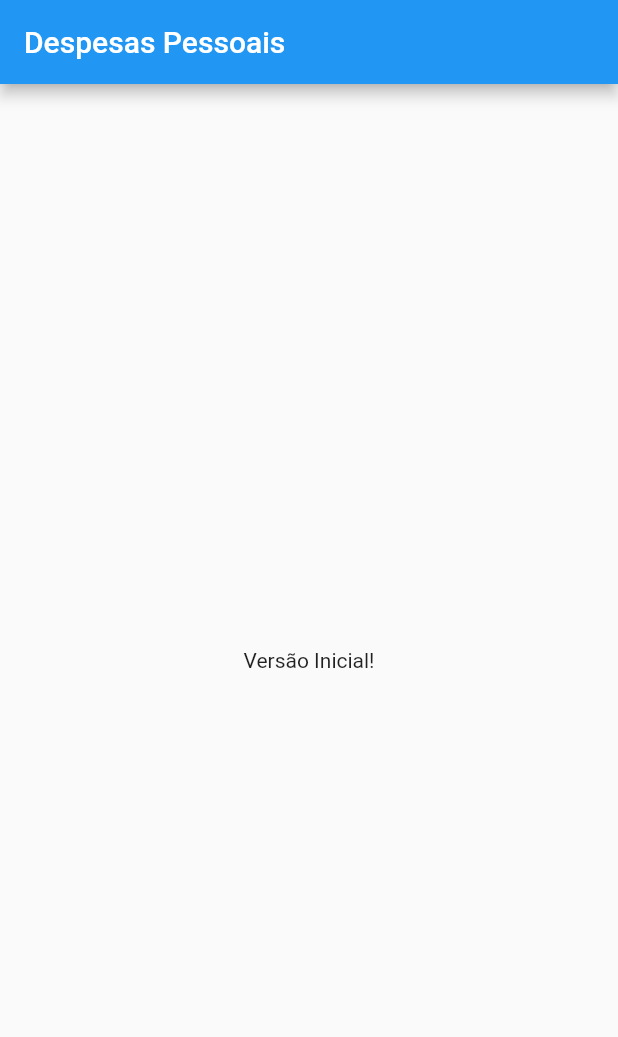
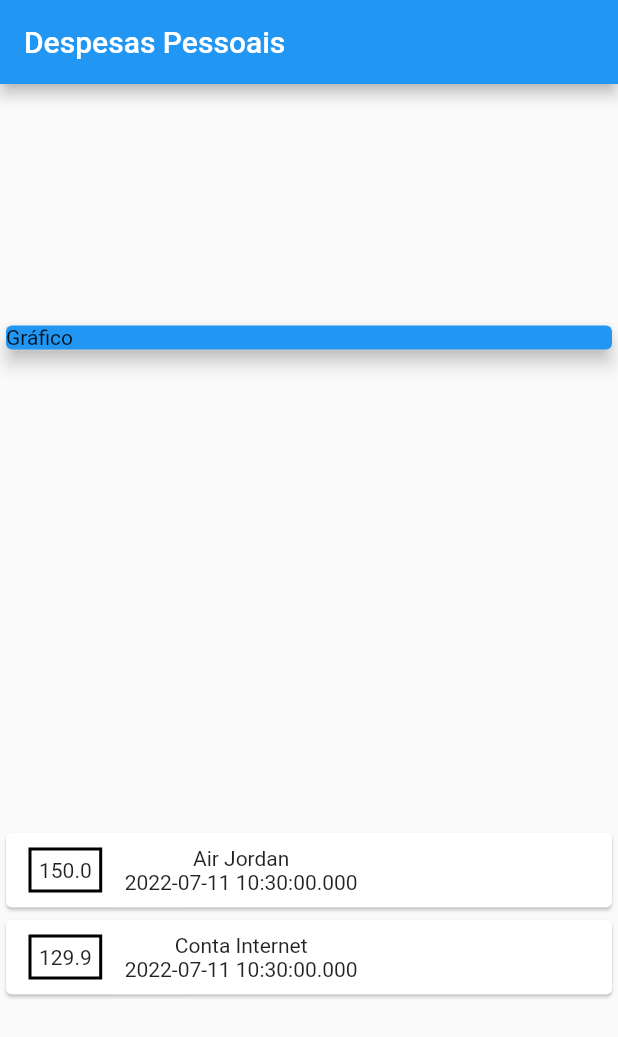
Before and after one commit to JoaoVGStahl/expenses, a Flutter app: the screen it shows after launch, on a phone screen of 412 x 824 dp. Shown: the top 1037 px of the screen. Run offline on Flutter 3.47's test engine with Material 2 defaults, Android fonts, the phone set to English and light mode, and no system bars.

Commit message:
Novos Cards Despesas

```diff
--- a/analysis_options.yaml
+++ b/analysis_options.yaml
@@ -22,6 +22,9 @@ linter:
   # `// ignore_for_file: name_of_lint` syntax on the line or in the file
   # producing the lint.
   rules:
+    prefer_const_constructors : false
+    avoid_unnecessary_containers : false
+    use_key_in_widget_constructors : false
     # avoid_print: false  # Uncomment to disable the `avoid_print` rule
     # prefer_single_quotes: true  # Uncomment to enable the `prefer_single_quotes` rule
 
--- a/lib/main.dart
+++ b/lib/main.dart
@@ -1,3 +1,4 @@
+import 'models/transaction.dart';
 import 'package:flutter/material.dart';
 
 main() => runApp(ExpensesApp());
@@ -5,12 +6,25 @@ main() => runApp(ExpensesApp());
 class ExpensesApp extends StatelessWidget {
   @override
   Widget build(BuildContext context) {
-    return const MaterialApp(home: MyHomePage());
+    return MaterialApp(home: MyHomePage());
   }
 }
 
 class MyHomePage extends StatelessWidget {
-  const MyHomePage({Key? key}) : super(key: key);
+  final _transcations = [
+    Transaction(
+      id: "t1",
+      title: "Air Jordan",
+      value: 150.00,
+      date: DateTime.now(),
+    ),
+    Transaction(
+      id: "t2",
+      title: "Conta Internet",
+      value: 129.90,
+      date: DateTime.now(),
+    ),
+  ];
 
   @override
   Widget build(BuildContext context) {
@@ -18,7 +32,49 @@ class MyHomePage extends StatelessWidget {
       appBar: AppBar(
         title: Text("Despesas Pessoais"),
       ),
-      body: Center(child: Text("Versão Inicial!")),
+      body: Column(
+          mainAxisAlignment: MainAxisAlignment.spaceAround,
+          crossAxisAlignment: CrossAxisAlignment.stretch,
+          children: <Widget>[
+            Container(
+              child: Card(
+                color: Colors.blue,
+                elevation: 5,
+                child: Text("Gráfico"),
+              ),
+            ),
+            Column(
+              children: _transcations.map((tr) {
+                return Card(
+                  child: Row(
+                    children: [
+                      Container(
+                        margin: EdgeInsets.symmetric(
+                          horizontal: 15,
+                          vertical: 10,
+                        ),
+                        decoration: BoxDecoration(
+                            border: Border.all(
+                          color: Colors.black,
+                          width: 2,
+                        )),
+                        padding: EdgeInsets.all(5),
+                        child: Text(
+                          tr.value.toString(),
+                        ),
+                      ),
+                      Column(
+                        children: [
+                          Text(tr.title),
+                          Text(tr.date.toString()),
+                        ],
+                      )
+                    ],
+                  ),
+                );
+              }).toList(),
+            )
+          ]),
     );
   }
 }
--- /dev/null
+++ b/lib/models/transaction.dart
@@ -0,0 +1,13 @@
+class Transaction{
+  final String id;
+  final String title;
+  final double value;
+  final DateTime date;
+
+  Transaction({
+    required this.id,
+    required this.title,
+    required this.value,
+    required this.date
+  });
+}
```
